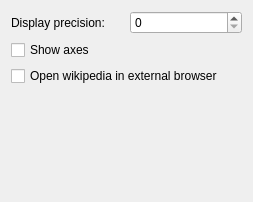
First picture: the form in step/configure_step_general.ui, repository KDE/step, before the edit.
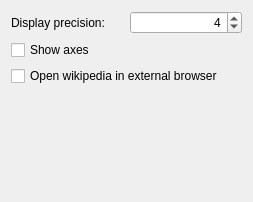
Second picture: the form after the edit.

```diff
--- a/step/configure_step_general.ui
+++ b/step/configure_step_general.ui
@@ -18,7 +18,20 @@
     </widget>
    </item>
    <item row="0" column="1" >
-    <widget class="QSpinBox" name="kcfg_floatDisplayPrecision" />
+    <widget class="QSpinBox" name="kcfg_floatDisplayPrecision" >
+     <property name="alignment" >
+      <set>Qt::AlignRight|Qt::AlignTrailing|Qt::AlignVCenter</set>
+     </property>
+     <property name="minimum" >
+      <number>1</number>
+     </property>
+     <property name="maximum" >
+      <number>16</number>
+     </property>
+     <property name="value" >
+      <number>4</number>
+     </property>
+    </widget>
    </item>
    <item row="1" column="0" colspan="2" >
     <widget class="QCheckBox" name="kcfg_showAxes" >
```
